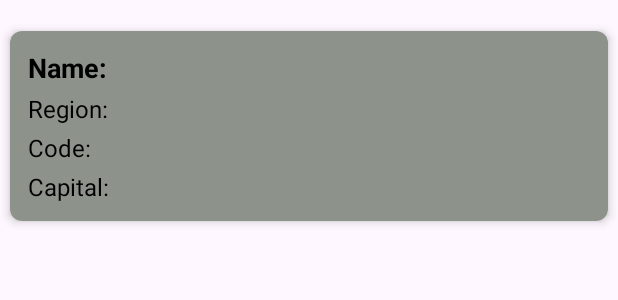
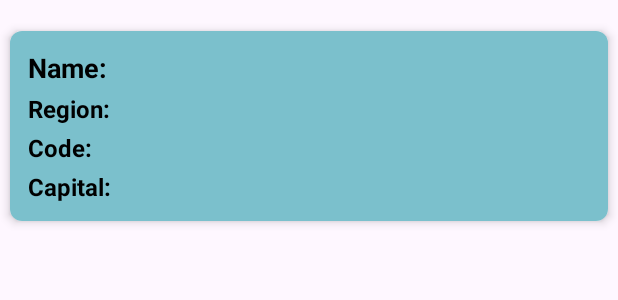
Before and after one commit to bhanvisangar1/Coding_Exercise, an Android app: the layout country_item.xml on its own in the app's theme, with its tools: preview values and no code run, on a phone screen of 412 x 824 dp. Shown: the top 300 px of the screen. Run offline under Robolectric (Android 15) with nearby library versions, the phone set to English and light mode, and no system bars.

Commit message:
Coding Exercise

```diff
--- /dev/null
+++ b/app/src/main/java/com/example/walmartcodingexercise/SplashActivity.kt
@@ -0,0 +1,20 @@
+package com.example.walmartcodingexercise
+
+import android.content.Intent
+import android.os.Bundle
+import androidx.activity.enableEdgeToEdge
+import androidx.appcompat.app.AppCompatActivity
+
+class SplashActivity: AppCompatActivity() {
+
+    override fun onCreate(savedInstanceState: Bundle?) {
+        super.onCreate(savedInstanceState)
+        enableEdgeToEdge()
+        setContentView(R.layout.splash_activity)
+
+        android.os.Handler().postDelayed({
+            startActivity(Intent(this@SplashActivity, MainActivity::class.java))
+            finish()
+        }, 3000)
+    }
+}
--- a/app/src/main/res/layout/country_item.xml
+++ b/app/src/main/res/layout/country_item.xml
@@ -6,7 +6,7 @@
     android:layout_height="wrap_content"
     android:layout_marginTop="12dp"
     android:layout_marginBottom="8dp"
-    android:background="#8d928b"
+    android:background="#000000"
     app:cardCornerRadius="8dp"
     app:cardElevation="4dp"
     app:cardUseCompatPadding="true">
@@ -14,7 +14,7 @@
     <LinearLayout
         android:layout_width="match_parent"
         android:layout_height="wrap_content"
-        android:background="#8d928b"
+        android:background="#7BC0CC"
         android:orientation="vertical"
         android:padding="12dp">
 
@@ -37,7 +37,8 @@
             android:layout_marginBottom="4dp"
             android:text="@string/region"
             android:textColor="#000000"
-            android:textSize="16sp" />
+            android:textSize="16sp"
+            android:textStyle="bold" />
 
         <!-- Country Code -->
         <TextView
@@ -47,7 +48,8 @@
             android:layout_marginBottom="4dp"
             android:text="@string/code"
             android:textColor="#000000"
-            android:textSize="16sp" />
+            android:textSize="16sp"
+            android:textStyle="bold" />
 
         <!-- Country Capital -->
         <TextView
@@ -56,6 +58,7 @@
             android:layout_height="wrap_content"
             android:text="@string/capital"
             android:textColor="#000000"
-            android:textSize="16sp" />
+            android:textSize="16sp"
+            android:textStyle="bold" />
     </LinearLayout>
 </androidx.cardview.widget.CardView>
```
Also changed, not shown: app/src/main/AndroidManifest.xml (+7 -1 lines), app/src/main/res/drawable/logo.xml (added, +24 -0 lines), app/src/main/res/layout/splash_activity.xml (added, +41 -0 lines).
